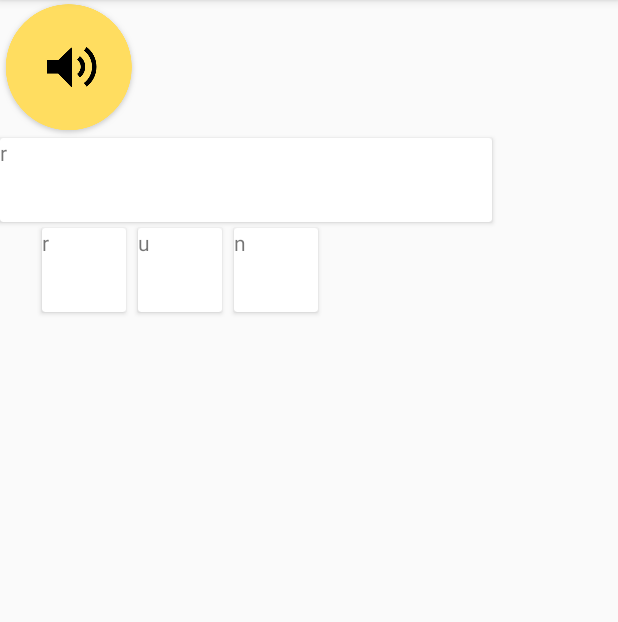
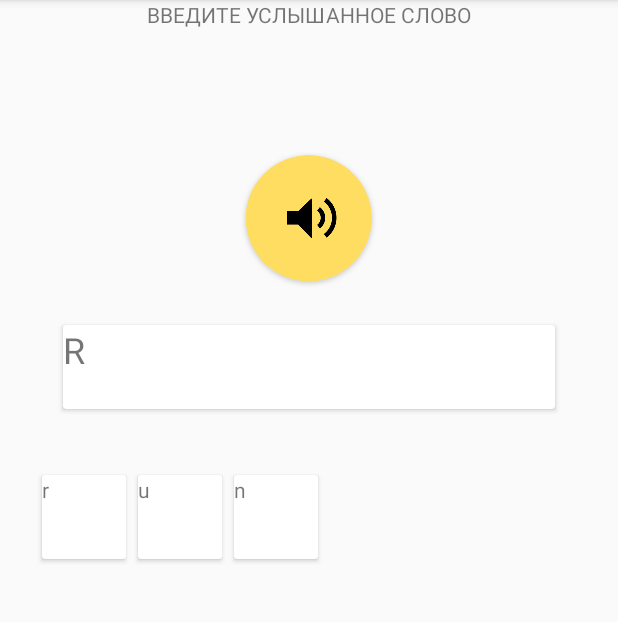
Before and after one commit to bobrusha/study_english, an Android app: the fragment ListenWordTrainingFragment placed in its activity, after a tap on an icon or button, on a phone screen of 412 x 824 dp, the part 84-706 px from its top. Run offline under Robolectric (Android 15) with nearby library versions, the phone set to English and light mode, and no system bars; our stand-ins replace FlexboxLayout; libraries missing offline, so code that uses them is left out: ru.yandex.speechkit; 1 statement that could not run was skipped.

Commit message:
Made normal layout for "hear word" trining.

```diff
--- a/app/src/main/java/com/bobrusha/android/yandex/english/ui/fragment/ListenWordTrainingFragment.java
+++ b/app/src/main/java/com/bobrusha/android/yandex/english/ui/fragment/ListenWordTrainingFragment.java
@@ -7,6 +7,7 @@ import android.view.LayoutInflater;
 import android.view.View;
 import android.view.ViewGroup;
 import android.widget.TextView;
+import android.widget.Toast;
 
 import com.bobrusha.android.yandex.english.R;
 import com.bobrusha.android.yandex.english.model.WordStore;
@@ -72,6 +73,30 @@ public class ListenWordTrainingFragment extends Fragment implements VocalizerLis
 
     }
 
+    public class MyClickListener implements View.OnClickListener {
+        private String letter;
+
+        public MyClickListener(String letter) {
+            this.letter = letter;
+        }
+
+        @Override
+        public void onClick(View view) {
+            letters.append(letter);
+            if (!word.startsWith(letters.toString())) {
+                letters.deleteCharAt(letters.length() - 1);
+            } else {
+                answerField.setText(letters.toString());
+                answerField.invalidate();
+                if (letters.toString().equals(word)) {
+                    Toast.makeText(getActivity(), "Молодец!", Toast.LENGTH_SHORT).show();
+                }
+            }
+
+        }
+    }
+
+    // I don't have time to implement this
     @Override
     public void onSynthesisBegin(Vocalizer vocalizer) {
 
@@ -97,23 +122,5 @@ public class ListenWordTrainingFragment extends Fragment implements VocalizerLis
 
     }
 
-    public class MyClickListener implements View.OnClickListener {
-        private String letter;
 
-        public MyClickListener(String letter) {
-            this.letter = letter;
-        }
-
-        @Override
-        public void onClick(View view) {
-            letters.append(letter);
-            if (!word.startsWith(letters.toString())) {
-                letters.deleteCharAt(letters.length() - 1);
-            } else {
-                answerField.setText(letters.toString());
-                answerField.invalidate();
-            }
-
-        }
-    }
 }
--- a/app/src/main/res/layout/frag_hear_word.xml
+++ b/app/src/main/res/layout/frag_hear_word.xml
@@ -1,23 +1,40 @@
 <?xml version="1.0" encoding="utf-8"?>
-<LinearLayout xmlns:android="http://schemas.android.com/apk/res/android"
-              android:layout_width="match_parent"
-              android:layout_height="match_parent"
-              android:orientation="vertical">
+<RelativeLayout xmlns:android="http://schemas.android.com/apk/res/android"
+                android:layout_width="match_parent"
+                android:layout_height="match_parent">
+
+    <TextView
+        android:id="@+id/text_view_what_to_do"
+        android:layout_width="wrap_content"
+        android:layout_height="wrap_content"
+        android:layout_centerHorizontal="true"
+        android:layout_marginBottom="81dp"
+        android:text="Введите услышанное слово"
+        android:textAllCaps="true"/>
 
     <ImageView
         android:id="@+id/btn_play"
         android:layout_width="wrap_content"
         android:layout_height="wrap_content"
+        android:layout_below="@id/text_view_what_to_do"
+        android:layout_centerHorizontal="true"
+        android:layout_marginBottom="24dp"
         android:src="@drawable/btn_sound"/>
 
     <android.support.v7.widget.CardView
+        android:id="@+id/card_view_with_answer"
         android:layout_width="328dp"
-        android:layout_height="56dp">
+        android:layout_height="56dp"
+        android:layout_below="@id/btn_play"
+        android:layout_centerHorizontal="true"
+        android:layout_marginBottom="40dp">
 
         <TextView
             android:id="@+id/answer_field"
             android:layout_width="match_parent"
-            android:layout_height="match_parent"/>
+            android:layout_height="match_parent"
+            android:textAllCaps="true"
+            android:textSize="24sp"/>
 
     </android.support.v7.widget.CardView>
 
@@ -25,9 +42,11 @@
         android:id="@+id/flexbox_letters"
         android:layout_width="match_parent"
         android:layout_height="wrap_content"
+        android:layout_below="@id/card_view_with_answer"
+        android:layout_centerHorizontal="true"
         android:layout_marginLeft="24dp"
         android:layout_marginRight="24dp">
 
     </com.google.android.flexbox.FlexboxLayout>
 
-</LinearLayout>
+</RelativeLayout>
```
